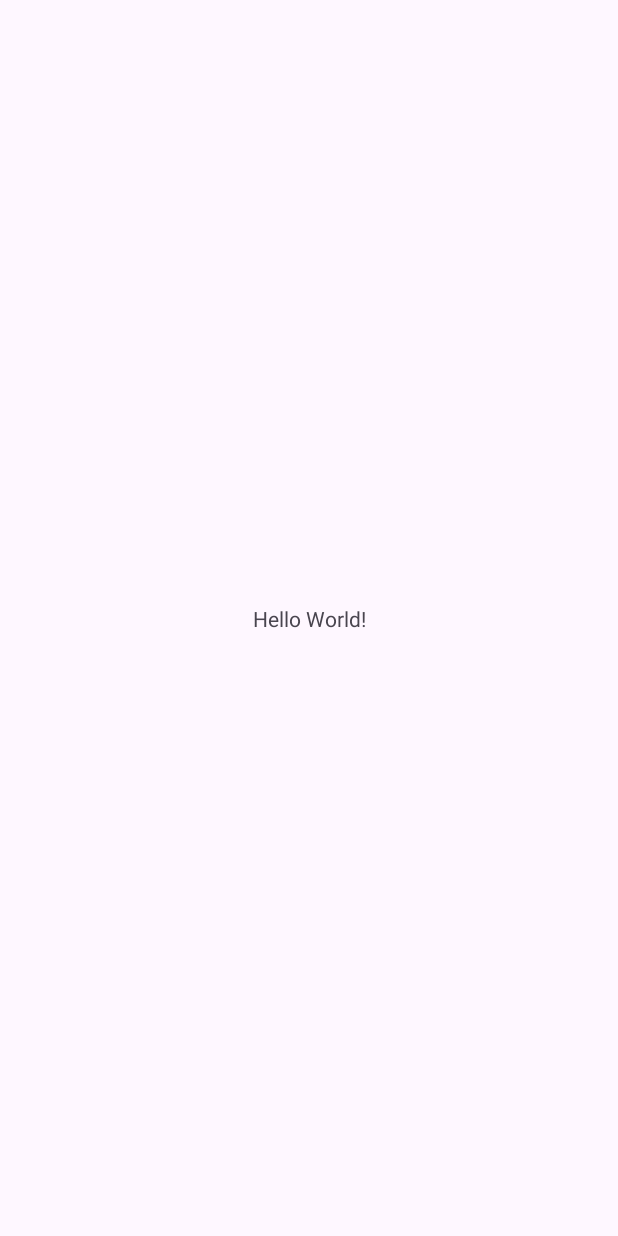
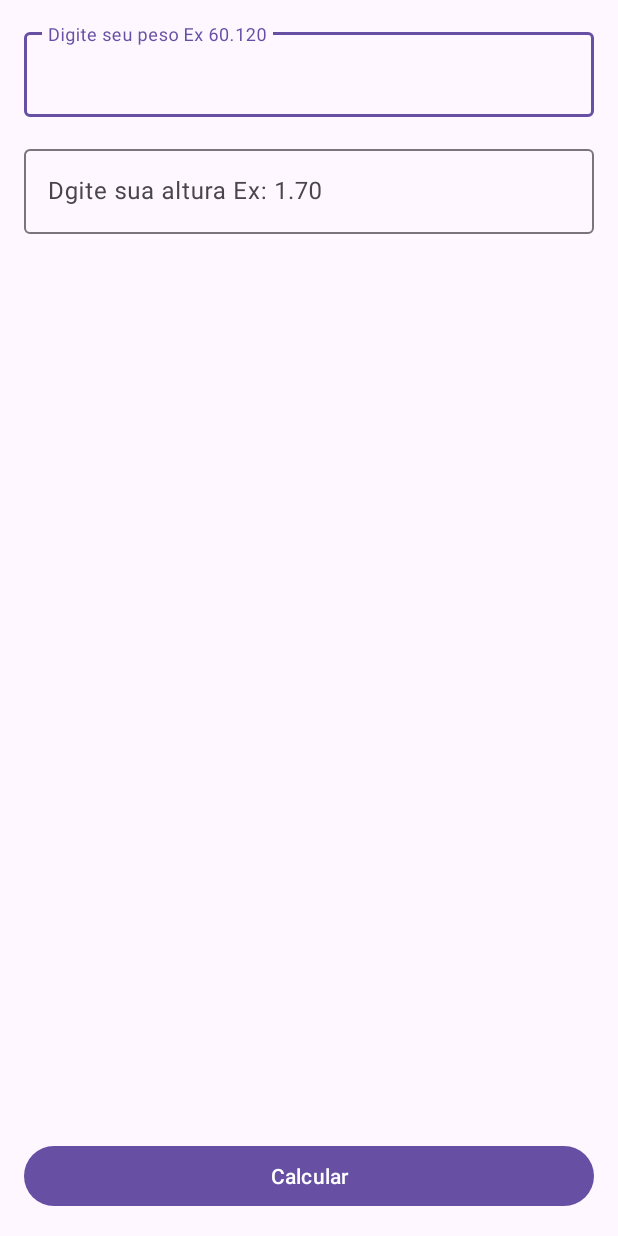
Before and after one commit to Ewerton-ventura/calculadoraimc, an Android app: the screen it shows after launch (MainActivity), on a phone screen of 412 x 824 dp. Before the commit the screen is almost empty. Run offline under Robolectric (Android 15) with nearby library versions, the phone set to English and light mode, and no system bars.

Commit message:
tela inicial edittext

```diff
--- a/app/src/main/java/com/comunidadedevspace/imc/MainActivity.kt
+++ b/app/src/main/java/com/comunidadedevspace/imc/MainActivity.kt
@@ -2,10 +2,31 @@ package com.comunidadedevspace.imc
 
 import androidx.appcompat.app.AppCompatActivity
 import android.os.Bundle
+import android.widget.Button
+import com.google.android.material.textfield.TextInputEditText
 
 class MainActivity : AppCompatActivity() {
     override fun onCreate(savedInstanceState: Bundle?) {
         super.onCreate(savedInstanceState)
         setContentView(R.layout.activity_main)
+
+        // recuperar os componentes EditText
+        // Criar uma Variavel e associar o componete  de UI  <EditText>
+        // recuperar botao
+        // colocar acao no botao  setOnClicklistener
+        // Recuperar o text digitando no edt peso
+
+        val edtpeso = findViewById<TextInputEditText>(R.id.edt_peso)
+        val edtaltura = findViewById<TextInputEditText>(R.id.edt_altura)
+        val edtcalular = findViewById<Button>(R.id.botao_calcular)
+
+        edtcalular.setOnClickListener{
+           val peso = edtpeso.text
+           val altura = edtaltura.text
+
+            println("acao do botao " + altura)
+
+        }
+
     }
 }
--- a/app/src/main/res/layout/activity_main.xml
+++ b/app/src/main/res/layout/activity_main.xml
@@ -6,13 +6,47 @@
     android:layout_height="match_parent"
     tools:context=".MainActivity">
 
-    <TextView
-        android:layout_width="wrap_content"
+
+    <Button
+        android:id="@+id/botao_calcular"
+        android:layout_width="match_parent"
+        android:layout_margin="16dp"
         android:layout_height="wrap_content"
-        android:text="Hello World!"
+        android:text="Calcular"
         app:layout_constraintBottom_toBottomOf="parent"
         app:layout_constraintEnd_toEndOf="parent"
+        app:layout_constraintStart_toStartOf="parent" />
+
+    <com.google.android.material.textfield.TextInputLayout
+        android:id="@+id/textInputLayout"
+        android:layout_width="match_parent"
+        android:layout_height="wrap_content"
+        android:layout_margin="16dp"
+        app:layout_constraintEnd_toEndOf="parent"
         app:layout_constraintStart_toStartOf="parent"
-        app:layout_constraintTop_toTopOf="parent" />
+        app:layout_constraintTop_toTopOf="parent">
 
+        <com.google.android.material.textfield.TextInputEditText
+            android:layout_width="match_parent"
+            android:id="@+id/edt_peso"
+            android:layout_height="wrap_content"
+            android:hint="Digite seu peso Ex 60.120"
+            android:inputType="numberDecimal" />
+
+    </com.google.android.material.textfield.TextInputLayout>
+
+    <com.google.android.material.textfield.TextInputLayout
+        android:layout_width="match_parent"
+        android:layout_margin="16dp"
+        android:layout_height="wrap_content"
+        app:layout_constraintStart_toStartOf="parent"
+        app:layout_constraintTop_toBottomOf="@+id/textInputLayout">
+
+        <com.google.android.material.textfield.TextInputEditText
+            android:layout_width="match_parent"
+            android:id="@+id/edt_altura"
+            android:layout_height="wrap_content"
+            android:inputType="numberDecimal"
+            android:hint="Dgite sua altura Ex: 1.70" />
+    </com.google.android.material.textfield.TextInputLayout>
 </androidx.constraintlayout.widget.ConstraintLayout>
```
